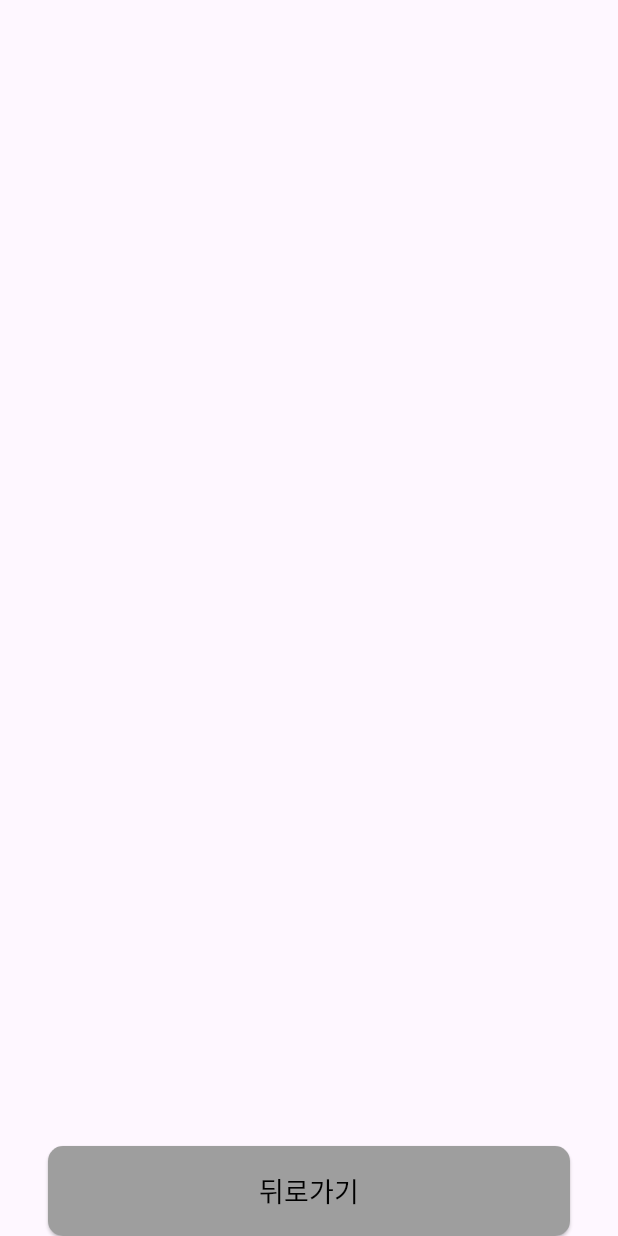
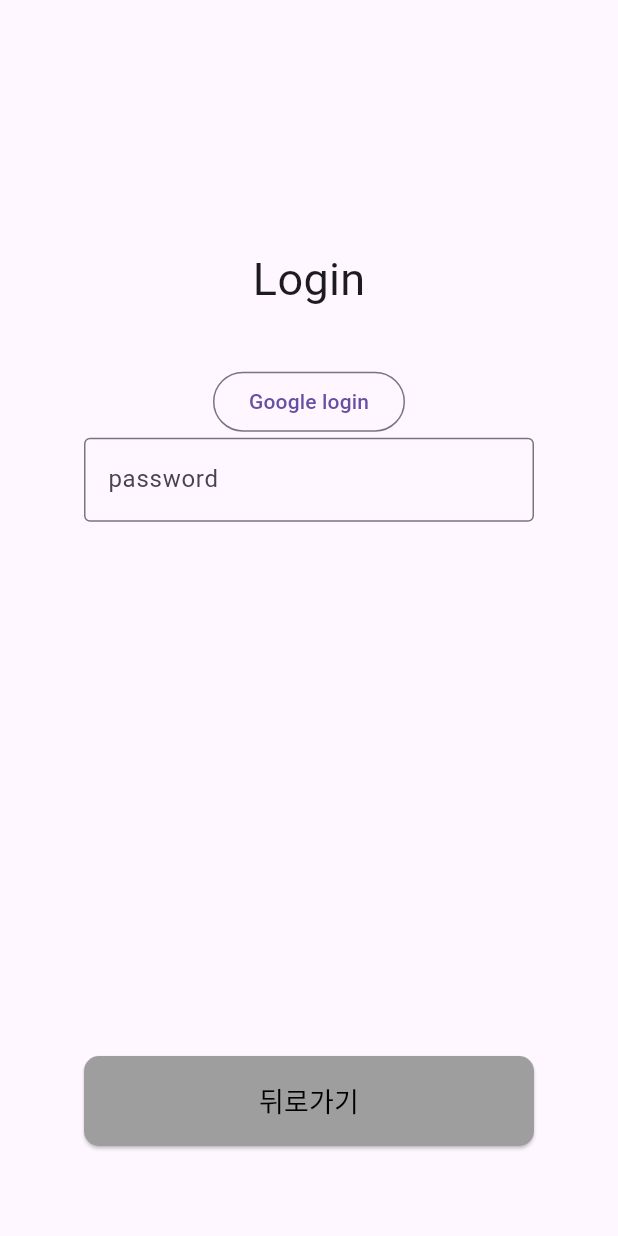
Before and after one commit to millwheel/forum-business, a Flutter app: the screen it shows after launch, after a tap on "로그인", on a phone screen of 412 x 824 dp. Run offline on Flutter 3.47's test engine with Material 3 defaults, Android fonts, the phone set to English and light mode, and no system bars; our stand-ins replace shared_preferences.

Commit message:
feat: extract head space and input box

```diff
--- a/forum_mobile/lib/common_button.dart
+++ b/forum_mobile/lib/common_button.dart
@@ -23,6 +23,8 @@
         shape: RoundedRectangleBorder(
           borderRadius: BorderRadius.circular(10),
         ),
+        minimumSize: Size.zero,
+        padding: EdgeInsets.all(0),
       ),
       child: SizedBox(
         width: 300,
--- /dev/null
+++ b/forum_mobile/lib/head_space.dart
@@ -0,0 +1,12 @@
+import 'package:flutter/material.dart';
+
+class HeadSpace extends StatelessWidget {
+  const HeadSpace({super.key});
+
+  @override
+  Widget build(BuildContext context) {
+    return SizedBox(
+      height: MediaQuery.of(context).size.height * 0.2,
+    );
+  }
+}
--- /dev/null
+++ b/forum_mobile/lib/input_box.dart
@@ -0,0 +1,25 @@
+import 'package:flutter/material.dart';
+
+class CommonInputBox extends StatelessWidget {
+  final int width;
+  final String text;
+
+  const CommonInputBox({
+    super.key,
+    required this.width,
+    required this.text,
+  });
+
+  @override
+  Widget build(BuildContext context) {
+    return SizedBox(
+      width: 300,
+      child: TextField(
+        decoration: InputDecoration(
+          border: OutlineInputBorder(),
+          labelText: 'password',
+        ),
+      ),
+    );
+  }
+}
--- a/forum_mobile/lib/main.dart
+++ b/forum_mobile/lib/main.dart
@@ -2,6 +2,8 @@
 
 import 'package:flutter/material.dart';
 import 'package:forum_mobile/common_button.dart';
+import 'package:forum_mobile/head_space.dart';
+import 'package:forum_mobile/input_box.dart';
 import 'package:shared_preferences/shared_preferences.dart';
 
 late SharedPreferences preferences;
@@ -64,9 +66,7 @@
           width: double.infinity,
           child: Column(
             children: [
-              SizedBox(
-                height: MediaQuery.of(context).size.height * 0.2,
-              ),
+              HeadSpace(),
               AnimatedOpacity(
                 opacity: _opacity,
                 duration: const Duration(seconds: 2),
@@ -126,9 +126,6 @@
           Center(
             child: Text("home"),
           ),
-          BackButton(
-            onPressed: () {},
-          ),
         ],
       ),
     );
@@ -146,10 +143,31 @@
           width: double.infinity,
           child: Column(
             children: [
+              HeadSpace(),
+              Center(
+                child: Text(
+                  "Login",
+                  style: TextStyle(fontSize: 30),
+                ),
+              ),
+              SizedBox(
+                height: 36,
+              ),
+              OutlinedButton(
+                onPressed: () {},
+                child: Text("Google login"),
+              ),
+              CommonInputBox(
+                width: 300,
+                text: "password",
+              ),
               const Spacer(),
-              CommonLargeButton(
-                text: "뒤로가기",
-                onPressed: () => Navigator.pop(context),
+              Padding(
+                padding: EdgeInsets.only(bottom: 60),
+                child: CommonLargeButton(
+                  text: "뒤로가기",
+                  onPressed: () => Navigator.pop(context),
+                ),
               )
             ],
           ),
@@ -170,10 +188,24 @@
           width: double.infinity,
           child: Column(
             children: [
+              HeadSpace(),
+              Center(
+                child: Text(
+                  "Join",
+                  style: TextStyle(fontSize: 30),
+                ),
+              ),
+              CommonInputBox(
+                width: 300,
+                text: "password",
+              ),
               const Spacer(),
-              CommonLargeButton(
-                text: "뒤로가기",
-                onPressed: () => Navigator.pop(context),
+              Padding(
+                padding: EdgeInsets.only(bottom: 60),
+                child: CommonLargeButton(
+                  text: "뒤로가기",
+                  onPressed: () => Navigator.pop(context),
+                ),
               )
             ],
           ),
```
